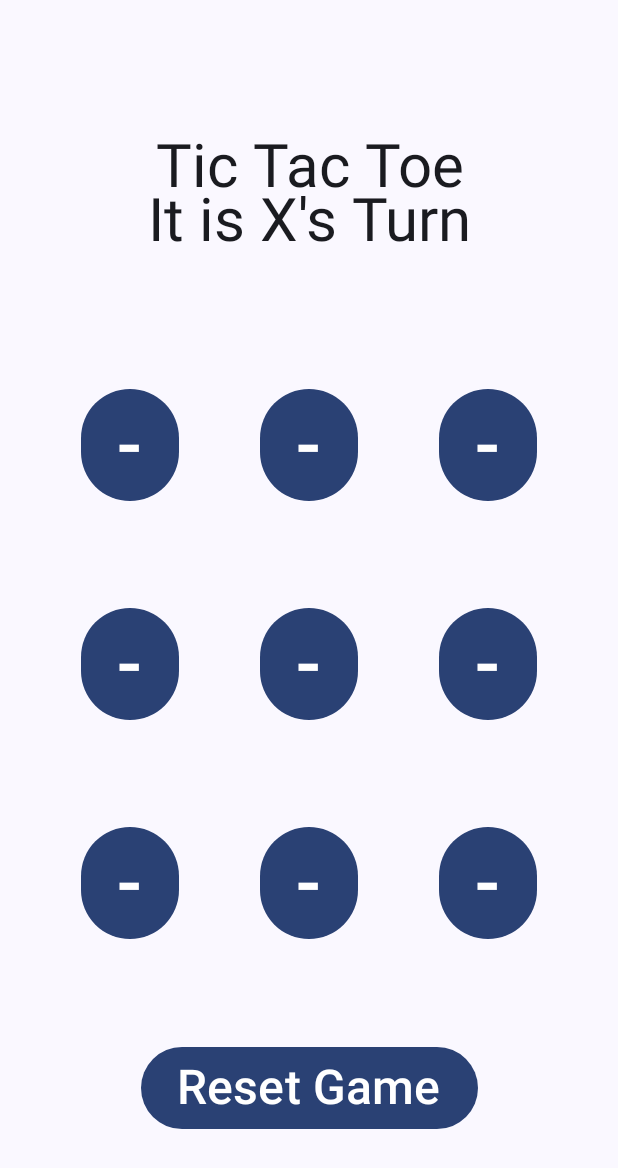
After one commit to Brain-Boost/brain-boost, an Android app built with Jetpack Compose: the TicTacToeOpener screen opened directly, with no data from a screen before it, on a phone screen of 412 x 824 dp. The commit adds this screen. Shown: the top 1168 px of the screen. Run offline under Robolectric (Android 15) with nearby library versions, the phone set to English and light mode, and no system bars.

Commit message:
Added in working TTT

```diff
--- a/app/src/main/AndroidManifest.xml
+++ b/app/src/main/AndroidManifest.xml
@@ -21,7 +21,7 @@
         tools:targetApi="31">
 
         <activity
-            android:name=".TicTacToe"
+            android:name=".ui.theme.TicTacToeOpener"
             android:exported="false"
             android:label="@string/title_activity_tic_tac_toe"
             android:theme="@style/Theme.OpenNewActivityButton" />
--- a/app/src/main/java/com/example/opennewactivitybutton/TicTacToe.kt
+++ b/app/src/main/java/com/example/opennewactivitybutton/TicTacToe.kt
@@ -1,37 +1,102 @@
 package com.example.opennewactivitybutton
 
-import android.os.Bundle
-import androidx.activity.ComponentActivity
-import androidx.activity.compose.setContent
+import androidx.compose.foundation.layout.Arrangement
+import androidx.compose.foundation.layout.Column
+import androidx.compose.foundation.layout.Row
 import androidx.compose.foundation.layout.fillMaxSize
+import androidx.compose.foundation.layout.fillMaxWidth
+import androidx.compose.foundation.layout.padding
+import androidx.compose.material3.Button
+import androidx.compose.material3.ButtonDefaults
 import androidx.compose.material3.MaterialTheme
-import androidx.compose.material3.Surface
 import androidx.compose.material3.Text
 import androidx.compose.runtime.Composable
+import androidx.compose.ui.Alignment
 import androidx.compose.ui.Modifier
-import com.example.opennewactivitybutton.ui.theme.OpenNewActivityButtonTheme
+import androidx.compose.ui.graphics.Color
+import androidx.compose.ui.text.style.TextAlign
+import androidx.compose.ui.unit.dp
+import androidx.compose.ui.unit.sp
 
-class TicTacToe : ComponentActivity() {
-    override fun onCreate(savedInstanceState: Bundle?) {
-        super.onCreate(savedInstanceState)
-        setContent {
-            OpenNewActivityButtonTheme {
-                // A surface container using the 'background' color from the theme
-                Surface(
-                    modifier = Modifier.fillMaxSize(),
-                    color = MaterialTheme.colorScheme.background
-                ) {
-                    Greeting("Android")
-                }
-            }
+@Composable
+fun Tictactoe(
+    modifier: Modifier = Modifier,
+    viewModel: TicTacToeViewModel = TicTacToeViewModel()
+){
+    val state = viewModel.state.value
+    Column(
+        modifier = modifier.fillMaxSize(),
+        verticalArrangement = Arrangement.SpaceEvenly,
+        horizontalAlignment = Alignment.CenterHorizontally
+    ) {
+        val turn = if(state.isXTurn) "X's Turn" else "O's Turn"
+        val turnMessage = "Tic Tac Toe\nIt is $turn"
+        val winner = state.victor
+        val winnerMessage = "Tic Tac Toe\n$winner Wins"
+        Text(
+            text = if(winner != null) winnerMessage else turnMessage,
+            textAlign = TextAlign.Center,
+            modifier = modifier.padding(16.dp),
+            fontSize = 40.sp,
+            color = MaterialTheme.colorScheme.onSurface,
+            style = MaterialTheme.typography.headlineMedium
+        )
+
+        BuildRow(rowId = 1, viewModel = viewModel)
+        BuildRow(rowId = 2, viewModel = viewModel)
+        BuildRow(rowId = 3, viewModel = viewModel)
+
+        Button(
+            onClick = {viewModel.resetBoard()},
+            colors = ButtonDefaults.buttonColors(
+                containerColor = MaterialTheme.colorScheme.primary,
+                contentColor = Color.White
+            )
+        ){
+            Text(text = "Reset Game", fontSize = 32.sp)
         }
+
     }
 }
 
 @Composable
-fun Greeting(name: String, modifier: Modifier = Modifier) {
-    Text(
-        text = "Hello $name!",
-        modifier = modifier
-    )
+fun BuildRow(
+    rowId: Int,
+    modifier: Modifier = Modifier,
+    viewModel: TicTacToeViewModel
+){
+    Row(
+        horizontalArrangement = Arrangement.SpaceEvenly,
+        verticalAlignment = Alignment.CenterVertically,
+        modifier = modifier.fillMaxWidth()
+    ) {
+        val third = (rowId * 3) - 1
+        val second = third - 1
+        val first = second - 1
+        val buttonColors = viewModel.state.value.buttonWinners
+        val buttonValues = viewModel.state.value.buttonValues
+        TicTacToeButton(buttonValues[first],buttonColors[first]) { viewModel.setButton(first)}
+        TicTacToeButton(buttonValues[second],buttonColors[second]) { viewModel.setButton(second)}
+        TicTacToeButton(buttonValues[third],buttonColors[third]) { viewModel.setButton(third)}
+    }
 }
+
+
+@Composable
+fun TicTacToeButton(
+    button: String,
+    shouldChangeColor: Boolean,
+    onClick: () -> Unit,
+){
+    val color = if(shouldChangeColor) MaterialTheme.colorScheme.tertiary
+    else MaterialTheme.colorScheme.primary
+    Button(
+        onClick = onClick,
+        colors = ButtonDefaults.buttonColors(
+            containerColor = color,
+            contentColor = Color.White
+        )
+    ){
+        Text(text = button, fontSize = 50.sp)
+    }
+}
--- /dev/null
+++ b/app/src/main/java/com/example/opennewactivitybutton/TicTacToeState.kt
@@ -0,0 +1,30 @@
+package com.example.opennewactivitybutton
+
+data class TicTicToeState(
+    val buttonValues: Array<String> = arrayOf("-","-","-","-","-","-","-","-","-"),
+    val buttonWinners: Array<Boolean> = arrayOf(false,false,false,false,false,false,false,false,false),
+    val isXTurn : Boolean = true,
+    val victor : String? = null
+) {
+    override fun equals(other: Any?): Boolean {
+        if (this === other) return true
+        if (javaClass != other?.javaClass) return false
+
+        other as TicTicToeState
+
+        if (!buttonValues.contentEquals(other.buttonValues)) return false
+        if (!buttonWinners.contentEquals(other.buttonWinners)) return false
+        if (isXTurn != other.isXTurn) return false
+        if (victor != other.victor) return false
+
+        return true
+    }
+
+    override fun hashCode(): Int {
+        var result = buttonValues.contentHashCode()
+        result = 31 * result + buttonWinners.contentHashCode()
+        result = 31 * result + isXTurn.hashCode()
+        result = 31 * result + (victor?.hashCode() ?: 0)
+        return result
+    }
+}
--- a/app/src/main/java/com/example/opennewactivitybutton/ui/theme/Theme.kt
+++ b/app/src/main/java/com/example/opennewactivitybutton/ui/theme/Theme.kt
@@ -121,3 +121,35 @@ fun ClockTheme(darkTheme: Boolean = isSystemInDarkTheme(), content: @Composable
 
 
 }
+
+@Composable
+fun TicTacToeTheme(
+    darkTheme: Boolean = isSystemInDarkTheme(),
+    // Dynamic color is available on Android 12+
+    dynamicColor: Boolean = true,
+    content: @Composable () -> Unit
+) {
+    val colorScheme = when {
+        dynamicColor && Build.VERSION.SDK_INT >= Build.VERSION_CODES.S -> {
+            val context = LocalContext.current
+            if (darkTheme) dynamicDarkColorScheme(context) else dynamicLightColorScheme(context)
+        }
+
+        darkTheme -> DarkColorScheme
+        else -> LightColorScheme
+    }
+    val view = LocalView.current
+    if (!view.isInEditMode) {
+        SideEffect {
+            val window = (view.context as Activity).window
+            window.statusBarColor = colorScheme.primary.toArgb()
+            WindowCompat.getInsetsController(window, view).isAppearanceLightStatusBars = darkTheme
+        }
+    }
+
+    MaterialTheme(
+        colorScheme = colorScheme,
+        typography = Typography,
+        content = content
+    )
+}
--- /dev/null
+++ b/app/src/main/java/com/example/opennewactivitybutton/ui/theme/TicTacToeOpener.kt
@@ -0,0 +1,29 @@
+package com.example.opennewactivitybutton.ui.theme
+
+import android.os.Bundle
+import androidx.activity.ComponentActivity
+import androidx.activity.compose.setContent
+import androidx.compose.foundation.layout.fillMaxSize
+import androidx.compose.material3.MaterialTheme
+import androidx.compose.material3.Surface
+import androidx.compose.ui.Modifier
+import com.example.opennewactivitybutton.TicTacToeViewModel
+import com.example.opennewactivitybutton.Tictactoe
+
+class TicTacToeOpener : ComponentActivity() {
+    override fun onCreate(savedInstanceState: Bundle?) {
+        super.onCreate(savedInstanceState)
+        setContent {
+            TicTacToeTheme {
+                // A surface container using the 'background' color from the theme
+                Surface(
+                    modifier = Modifier.fillMaxSize(),
+                    color = MaterialTheme.colorScheme.background
+                ) {
+                    val viewModel = TicTacToeViewModel()
+                    Tictactoe(viewModel = viewModel)
+                }
+            }
+        }
+    }
+}
```
Also changed, not shown: app/src/main/java/com/example/opennewactivitybutton/MainActivity.kt (+7 -7 lines), app/src/main/java/com/example/opennewactivitybutton/TicTacToeViewModel.kt (added, +89 -0 lines), 4 other files.
